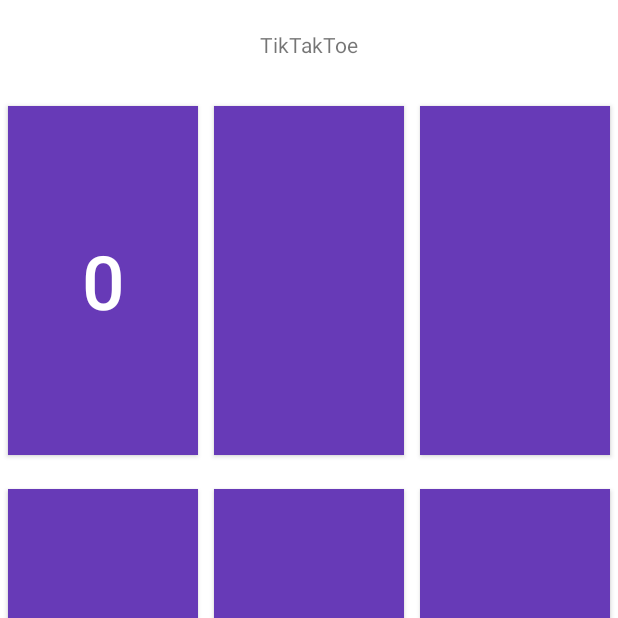
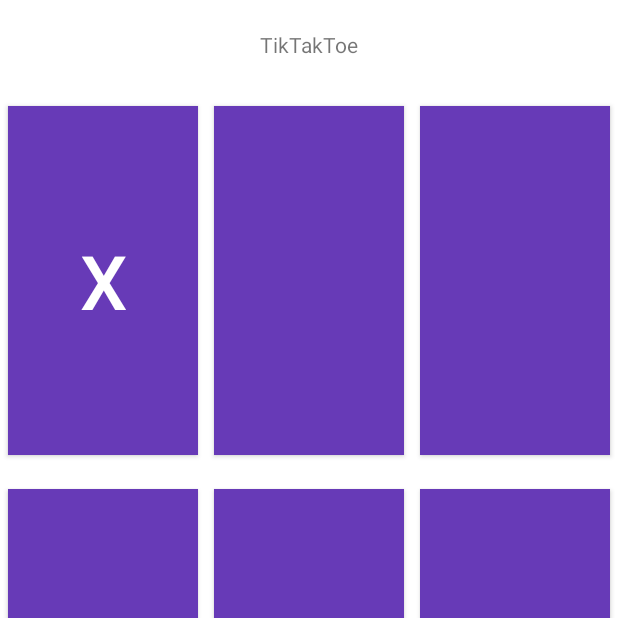
Before and after one commit to GaertnerK/WMC, an Android app: the MainActivity screen opened directly, with no data from a screen before it, after a tap on an icon or button, on a phone screen of 412 x 824 dp, the top half of it. Run offline under Robolectric (Android 15) with nearby library versions, the phone set to English and light mode, and no system bars; 1 other tap on this screen came first.

Commit message:
The buttons are working

```diff
--- a/AndroidStudio/app/src/main/java/at/htlgkr/tiktaktoe/Logic.java
+++ b/AndroidStudio/app/src/main/java/at/htlgkr/tiktaktoe/Logic.java
@@ -23,7 +23,7 @@ public class Logic {
         }
     }
 
-    public String setButton(int buttonNbr){
+    public String setButton(int buttonNbr , String buttonText){
         int counter = 1;
         for (int i = 0; i < gameField.getField().length; i++){
             for (int j = 0; j < gameField.getField()[i].length; j++){
@@ -39,7 +39,7 @@ public class Logic {
                         }
                     }else {
                         Log.i("FIELD_INFO", "Feld ist bereits vergeben");
-                        if (isPlayer()){
+                        if (buttonText.equals("X")){
                             return "X";
                         }else {
                             return "0";
```
Also changed, not shown: AndroidStudio/app/src/main/java/at/htlgkr/tiktaktoe/MainActivity.java (+9 -9 lines).
